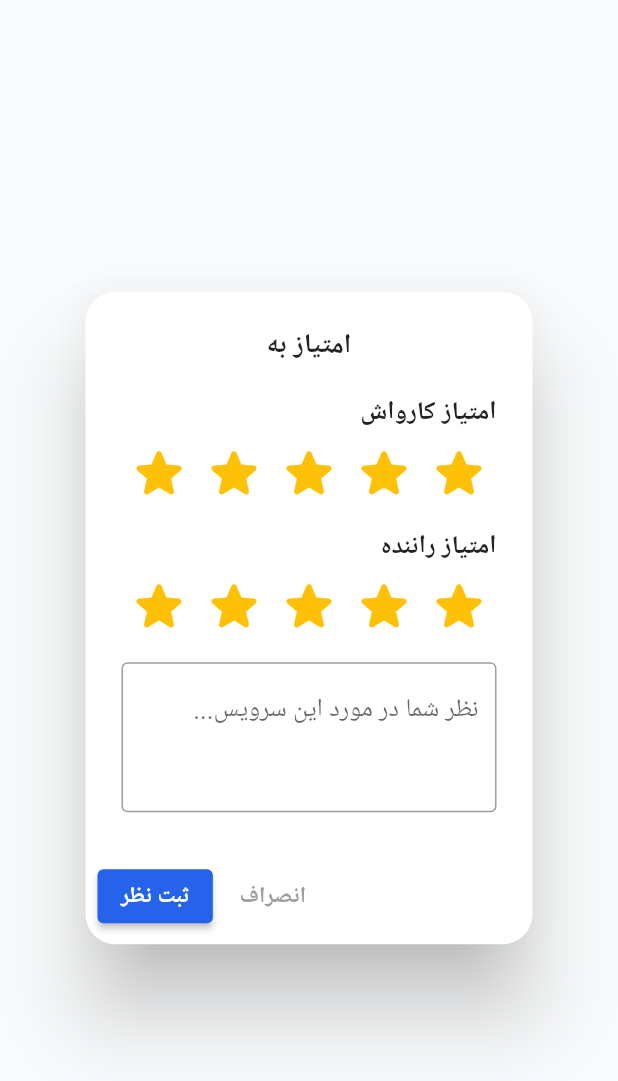
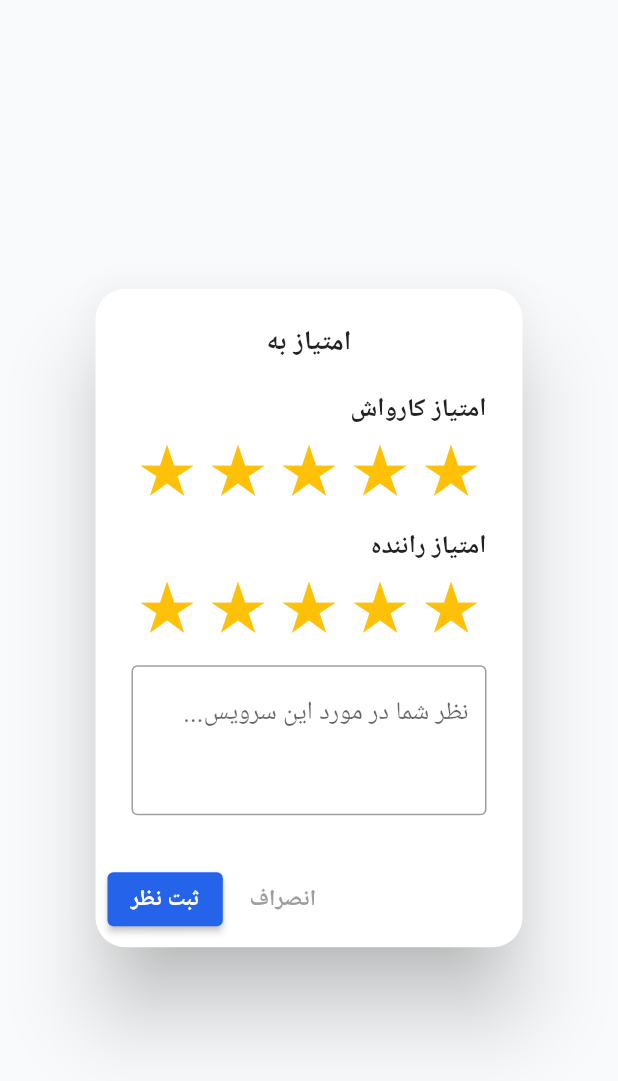
Before and after one commit to SamanEsmaeili3/smart_carwash_service_system, a Flutter app: the _ReviewDialog widget shown alone on an empty page, opened directly with empty values, on a phone screen of 412 x 824 dp. Shown: the top 1081 px of the screen. Run offline on Flutter 3.47's test engine with Material 3 defaults, Android fonts, the phone set to English and light mode, and no system bars; our stand-ins replace dio, flutter_map, image_picker, jwt_decoder, latlong2, shamsi_date and 1 more; accounts and stored records are empty; network calls fail; Roboto replaces fonts that are missing (Vazir).

Commit message:
fixed ui star

```diff
--- a/Frontend/carwash_front/lib/screens/customer/order_history_screen.dart
+++ b/Frontend/carwash_front/lib/screens/customer/order_history_screen.dart
@@ -150,7 +150,6 @@ class _OrderHistoryCard extends StatelessWidget {
                       Text(
                         dateStr,
                         style: const TextStyle(color: Colors.grey, fontSize: 12),
-                        // FIXED: Removed textDirection to prevent build error
                       ),
                     ],
                   ),
@@ -193,13 +192,19 @@ class _OrderHistoryCard extends StatelessWidget {
                 if (isCompleted)
                   SizedBox(
                     height: 36,
-                    child: ElevatedButton.icon(
+                    child: ElevatedButton(
                       onPressed: () => _showRatingDialog(context),
-                      icon: const Icon(Icons.star_rounded, size: 18),
-                      label: const Text("ثبت امتیاز", style: TextStyle(fontSize: 13)),
                       style: ElevatedButton.styleFrom(
                         backgroundColor: Colors.amber[700],
                         shape: RoundedRectangleBorder(borderRadius: BorderRadius.circular(8)),
+                      ),
+                      child: Row(
+                        children: const [
+                          // Using standard character here too for consistency in the button
+                          Text("★", style: TextStyle(color: Colors.white, fontSize: 18)),
+                          SizedBox(width: 4),
+                          Text("ثبت امتیاز", style: TextStyle(fontSize: 13)),
+                        ],
                       ),
                     ),
                   ),
@@ -239,10 +244,13 @@ class _ReviewDialogState extends State<_ReviewDialog> {
               onTap: () => onRatingChanged(index + 1),
               child: Padding(
                 padding: const EdgeInsets.symmetric(horizontal: 4.0),
-                child: Icon(
-                  index < currentRating ? Icons.star_rounded : Icons.star_outline_rounded,
-                  color: Colors.amber,
-                  size: 42,
+                child: Text(
+                  index < currentRating ? "★" : "☆",
+                  style: const TextStyle(
+                    color: Colors.amber,
+                    fontSize: 44,
+                    height: 1.0, // Ensures standard alignment on web
+                  ),
                 ),
               ),
             );
```
